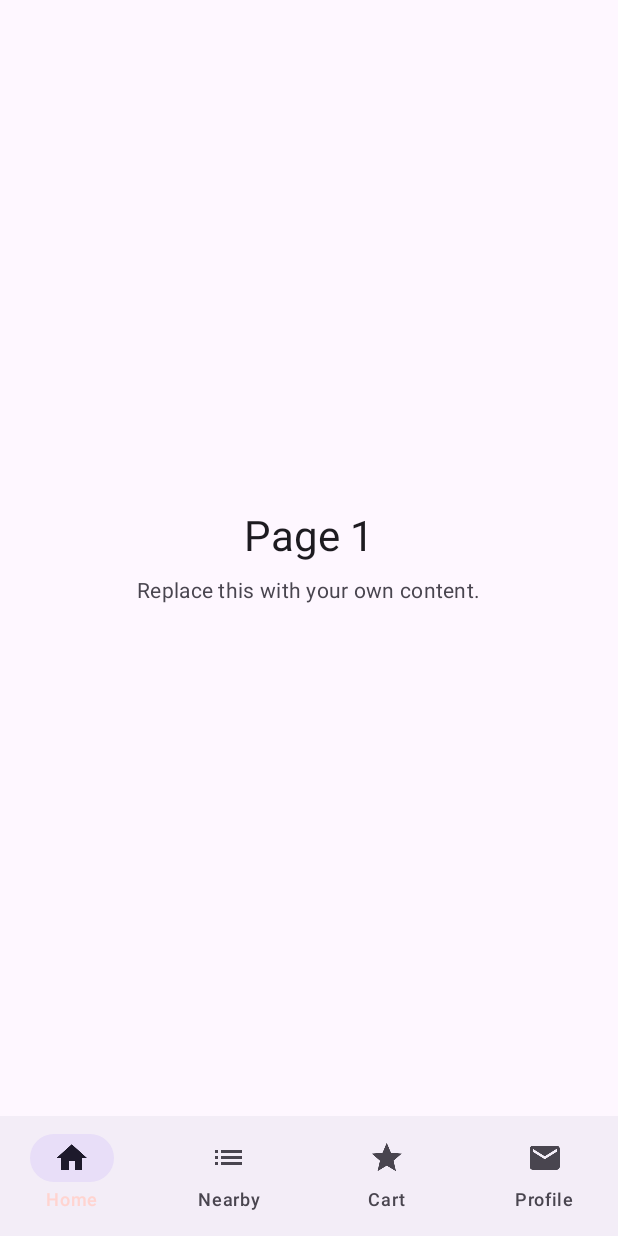
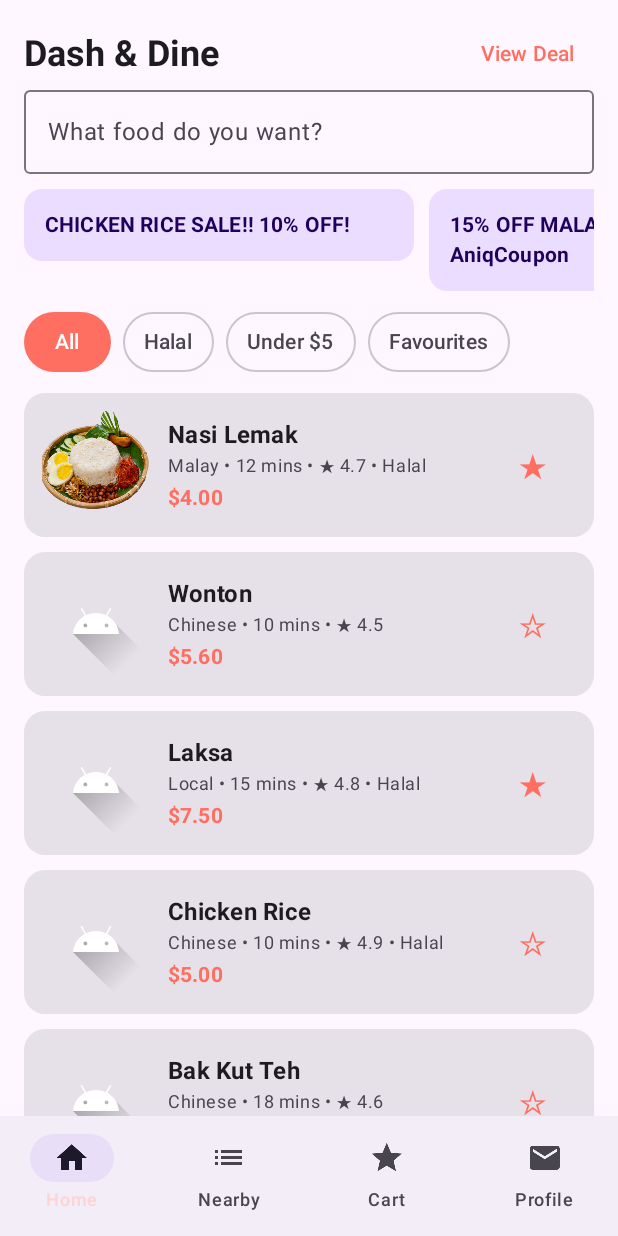
Before and after one commit to Christof-Leow/254683E-254718F_MobileGameProgA1, an Android app built with Jetpack Compose: the screen it shows after launch (MainActivity), after a tap on "Get Started", on a phone screen of 412 x 824 dp. Run offline under Robolectric (Android 15) with nearby library versions, the phone set to English and light mode, and no system bars.

Commit message:
home screen food detail and reusable food row, also images are broken

```diff
--- a/app/src/main/java/com/nyp/scaffoldingapp/MainActivity.kt
+++ b/app/src/main/java/com/nyp/scaffoldingapp/MainActivity.kt
@@ -11,6 +11,7 @@ import androidx.compose.runtime.*
 import androidx.compose.runtime.saveable.rememberSaveable
 import androidx.compose.ui.Modifier
 import androidx.compose.ui.res.painterResource
+import com.nyp.scaffoldingapp.data.*
 import com.nyp.scaffoldingapp.ui.pages.*
 import com.nyp.scaffoldingapp.ui.theme.ScaffoldingTheme
 import practice.wk03.MockScreen
@@ -58,6 +59,10 @@ fun AppScaffold(
     // rememberSaveable, not remember: the selected tab must survive a rotation.
     var selectedTab by rememberSaveable { mutableStateOf(Tab.HOME) }
 
+    // temporary state for home screen before adding viewmodel
+    var favouriteIds by remember { mutableStateOf(setOf(1, 3)) }
+    var appliedCoupon by rememberSaveable { mutableStateOf<String?>(null) }
+
     // back from other tabs returns to home and back from home exits
     BackHandler(enabled = selectedTab != Tab.HOME) {
         selectedTab = Tab.HOME
@@ -90,7 +95,18 @@ fun AppScaffold(
         // the navigation bar.
         Box(Modifier.padding(padding).fillMaxSize()) {
             when (selectedTab) {
-                Tab.HOME -> Page1()
+                Tab.HOME -> HomeScreen(
+                    foods = SampleData.foods,
+                    favouriteIds = favouriteIds,
+                    appliedCoupon = appliedCoupon,
+                    onToggleFavourite = { id ->
+                        favouriteIds = if (id in favouriteIds) favouriteIds - id else favouriteIds + id
+                    },
+                    onApplyCoupon = { code -> appliedCoupon = code },
+                    onAddToCart = { _, _ ->
+                        // cart screen links might go here idk
+                    }
+                )
                 Tab.NEARBY -> Page2()
                 Tab.CART -> Page3()
                 Tab.PROFILE -> MockScreen()
--- /dev/null
+++ b/app/src/main/java/com/nyp/scaffoldingapp/data/SampleModels.kt
@@ -0,0 +1,86 @@
+package com.nyp.scaffoldingapp.data
+
+import androidx.annotation.DrawableRes
+import com.nyp.scaffoldingapp.R
+
+// data class for one dish on the menu
+data class FoodItem(
+    val id: Int,
+    val name: String,
+    val category: String,
+    val price: Double,
+    val rating: Double,
+    val prepMins: Int,
+    val isHalal: Boolean,
+    val description: String,
+    @DrawableRes val imageRes: Int
+)
+
+// data class for one restaurant outlet
+data class Restaurant(
+    val id: Int,
+    val name: String,
+    val address: String,
+    val distanceKm: Double,
+    val hours: String,
+    val promoTag: String
+)
+
+// data class for one item inside the cart
+data class CartItem(
+    val food: FoodItem,
+    val quantity: Int
+)
+
+// enum for pickup or delivery choice
+enum class OrderMode(val label: String) {
+    DELIVERY("Delivery"),
+    PICKUP("Pickup")
+}
+
+// enum for live order tracking steps
+enum class OrderStatus(val label: String, val progress: Float) {
+    PLACED("Order Placed", 0.25f),
+    PREPARING("Preparing in Kitchen", 0.6f),
+    READY("Ready for Pickup or Delivery", 0.9f),
+    COMPLETED("Completed", 1.0f)
+}
+
+// data class for a placed order
+data class Order(
+    val id: Int,
+    val restaurantName: String,
+    val itemCount: Int,
+    val total: Double,
+    val status: OrderStatus
+)
+
+// data class for one faq row
+data class FaqItem(
+    val id: Int,
+    val question: String,
+    val answer: String
+)
+
+// temporary sample data until mockapi is hooked up
+object SampleData {
+    val foods = listOf(
+        // swap ic launcher foreground with your food drawables once added
+        FoodItem(1, "Nasi Lemak", "Malay", 4.00, 4.7, 12, true, "Coconut rice with crispy ikan bilis, egg, peanuts, and sambal chilli.", R.drawable.food_nasi_lemak),        FoodItem(2, "Wonton", "Chinese", 5.60, 4.5, 10, false, "Crispy fried dumplings served with sweet chilli dipping sauce.", R.drawable.ic_launcher_foreground),
+        FoodItem(3, "Laksa", "Local", 7.50, 4.8, 15, true, "Rich spicy coconut curry noodle soup topped with prawns and egg.", R.drawable.ic_launcher_foreground),
+        FoodItem(4, "Chicken Rice", "Chinese", 5.00, 4.9, 10, true, "Poached chicken over fragrant garlic ginger rice with chilli sauce.", R.drawable.ic_launcher_foreground),
+        FoodItem(5, "Bak Kut Teh", "Chinese", 6.20, 4.6, 18, false, "Traditional peppery herbal soup simmered until tender.", R.drawable.ic_launcher_foreground)
+    )
+
+    val restaurants = listOf(
+        Restaurant(1, "Dash & Dine @ AMK St 44", "2 Ang Mo Kio Dr, Singapore 567720", 0.4, "8am - 10pm", "LUNCH HOUR 30% OFF"),
+        Restaurant(2, "Malay Cuisine @ AMK Hub", "53 Ang Mo Kio Ave 3, Singapore 569933", 0.9, "9am - 10pm", "15% OFF AniqCoupon"),
+        Restaurant(3, "Central Expw Express Stall", "10 Ang Mo Kio St 65, Singapore 569059", 1.5, "7am - 9pm", "FREE PICKUP")
+    )
+
+    val faqs = listOf(
+        FaqItem(1, "How do I place an order?", "Pick an outlet in Nearby, add dishes from Home, and tap Proceed to Checkout in Cart."),
+        FaqItem(2, "Can I switch between Delivery and Pickup?", "Yes, toggle Delivery or Pickup at the top of the Nearby or Cart page."),
+        FaqItem(3, "How do I track my order?", "Check your active order progress bar inside the Profile tab after paying.")
+    )
+}
--- /dev/null
+++ b/app/src/main/java/com/nyp/scaffoldingapp/ui/components/FoodRow.kt
@@ -0,0 +1,107 @@
+package com.nyp.scaffoldingapp.ui.components
+
+import androidx.compose.foundation.Image
+import androidx.compose.foundation.clickable
+import androidx.compose.foundation.layout.Column
+import androidx.compose.foundation.layout.Row
+import androidx.compose.foundation.layout.Spacer
+import androidx.compose.foundation.layout.fillMaxWidth
+import androidx.compose.foundation.layout.padding
+import androidx.compose.foundation.layout.size
+import androidx.compose.foundation.layout.width
+import androidx.compose.foundation.shape.RoundedCornerShape
+import androidx.compose.material3.Card
+import androidx.compose.material3.MaterialTheme
+import androidx.compose.material3.Text
+import androidx.compose.material3.TextButton
+import androidx.compose.runtime.Composable
+import androidx.compose.ui.Alignment
+import androidx.compose.ui.Modifier
+import androidx.compose.ui.draw.clip
+import androidx.compose.ui.layout.ContentScale
+import androidx.compose.ui.res.painterResource
+import androidx.compose.ui.text.font.FontWeight
+import androidx.compose.ui.tooling.preview.Preview
+import androidx.compose.ui.unit.dp
+import com.nyp.scaffoldingapp.data.FoodItem
+import com.nyp.scaffoldingapp.data.SampleData
+import com.nyp.scaffoldingapp.ui.theme.ScaffoldingTheme
+
+// reusable row for each food item (lazy list)
+@Composable
+fun FoodRow(
+    food: FoodItem,
+    isFavourite: Boolean,
+    onSelect: () -> Unit,
+    onToggleFavourite: () -> Unit,
+    modifier: Modifier = Modifier
+) {
+    Card(
+        modifier = modifier
+            .fillMaxWidth()
+            .clickable(onClick = onSelect),
+        shape = RoundedCornerShape(14.dp)
+    ) {
+        Row(
+            modifier = Modifier.padding(12.dp),
+            verticalAlignment = Alignment.CenterVertically
+        ) {
+            // crops food image inside a rounded square
+            Image(
+                painter = painterResource(food.imageRes),
+                contentDescription = food.name,
+                contentScale = ContentScale.Crop,
+                modifier = Modifier
+                    .size(72.dp)
+                    .clip(RoundedCornerShape(10.dp))
+            )
+
+            Spacer(modifier = Modifier.width(12.dp))
+
+            Column(modifier = Modifier.weight(1f)) {
+                Text(
+                    text = food.name,
+                    style = MaterialTheme.typography.titleMedium,
+                    fontWeight = FontWeight.Bold
+                )
+                Text(
+                    text = "${food.category} • ${food.prepMins} mins • ★ ${food.rating}" +
+                            if (food.isHalal) " • Halal" else "",
+                    style = MaterialTheme.typography.bodySmall,
+                    color = MaterialTheme.colorScheme.onSurfaceVariant
+                )
+                Text(
+                    text = "$${String.format("%.2f", food.price)}",
+                    style = MaterialTheme.typography.titleSmall,
+                    color = MaterialTheme.colorScheme.primary,
+                    fontWeight = FontWeight.Bold,
+                    modifier = Modifier.padding(top = 4.dp)
+                )
+            }
+
+            // button to toggle favourite star
+            TextButton(onClick = onToggleFavourite) {
+                Text(
+                    text = if (isFavourite) "★" else "☆",
+                    style = MaterialTheme.typography.titleLarge,
+                    color = MaterialTheme.colorScheme.primary
+                )
+            }
+        }
+    }
+}
+
+// preview for one food row
+@Preview(showBackground = true)
+@Composable
+fun FoodRowPreview() {
+    ScaffoldingTheme {
+        FoodRow(
+            food = SampleData.foods.first(),
+            isFavourite = true,
+            onSelect = {},
+            onToggleFavourite = {},
+            modifier = Modifier.padding(16.dp)
+        )
+    }
+}
--- /dev/null
+++ b/app/src/main/java/com/nyp/scaffoldingapp/ui/pages/HomeScreen.kt
@@ -0,0 +1,375 @@
+package com.nyp.scaffoldingapp.ui.pages
+
+import androidx.activity.compose.BackHandler
+import androidx.compose.foundation.Image
+import androidx.compose.foundation.layout.Arrangement
+import androidx.compose.foundation.layout.Column
+import androidx.compose.foundation.layout.PaddingValues
+import androidx.compose.foundation.layout.Row
+import androidx.compose.foundation.layout.Spacer
+import androidx.compose.foundation.layout.fillMaxSize
+import androidx.compose.foundation.layout.fillMaxWidth
+import androidx.compose.foundation.layout.height
+import androidx.compose.foundation.layout.padding
+import androidx.compose.foundation.layout.width
+import androidx.compose.foundation.lazy.LazyColumn
+import androidx.compose.foundation.lazy.LazyRow
+import androidx.compose.foundation.lazy.items
+import androidx.compose.foundation.shape.RoundedCornerShape
+import androidx.compose.material3.AlertDialog
+import androidx.compose.material3.Button
+import androidx.compose.material3.Card
+import androidx.compose.material3.CardDefaults
+import androidx.compose.material3.MaterialTheme
+import androidx.compose.material3.OutlinedButton
+import androidx.compose.material3.OutlinedTextField
+import androidx.compose.material3.Text
+import androidx.compose.material3.TextButton
+import androidx.compose.runtime.Composable
+import androidx.compose.runtime.getValue
+import androidx.compose.runtime.mutableIntStateOf
+import androidx.compose.runtime.mutableStateOf
+import androidx.compose.runtime.saveable.rememberSaveable
+import androidx.compose.runtime.setValue
+import androidx.compose.ui.Alignment
+import androidx.compose.ui.Modifier
+import androidx.compose.ui.draw.clip
+import androidx.compose.ui.layout.ContentScale
+import androidx.compose.ui.res.painterResource
+import androidx.compose.ui.text.font.FontWeight
+import androidx.compose.ui.tooling.preview.Preview
+import androidx.compose.ui.unit.dp
+import com.nyp.scaffoldingapp.data.FoodItem
+import com.nyp.scaffoldingapp.data.SampleData
+import com.nyp.scaffoldingapp.ui.components.FoodRow
+import com.nyp.scaffoldingapp.ui.theme.ScaffoldingTheme
+
+// home screen with promos search filters menu list and food detail
+@Composable
+fun HomeScreen(
+    foods: List<FoodItem>,
+    favouriteIds: Set<Int>,
+    appliedCoupon: String?,
+    onToggleFavourite: (Int) -> Unit,
+    onApplyCoupon: (String) -> Unit,
+    onAddToCart: (FoodItem, Int) -> Unit,
+    modifier: Modifier = Modifier
+) {
+    var search by rememberSaveable { mutableStateOf("") }
+    var selectedFilter by rememberSaveable { mutableStateOf("All") }
+    var selectedFoodId by rememberSaveable { mutableStateOf<Int?>(null) }
+    var showPromoDialog by rememberSaveable { mutableStateOf(false) }
+
+    val selectedFood = foods.find { it.id == selectedFoodId }
+
+    // back from food detail goes back to menu list
+    BackHandler(enabled = selectedFood != null) {
+        selectedFoodId = null
+    }
+
+    if (selectedFood != null) {
+        FoodDetailView(
+            food = selectedFood,
+            isFavourite = selectedFood.id in favouriteIds,
+            onBack = { selectedFoodId = null },
+            onToggleFavourite = { onToggleFavourite(selectedFood.id) },
+            onAddToCart = { qty ->
+                onAddToCart(selectedFood, qty)
+                selectedFoodId = null
+            },
+            modifier = modifier
+        )
+    } else {
+        val filters = listOf("All", "Halal", "Under $5", "Favourites")
+        val filtered = foods.filter { item ->
+            val matchesSearch = item.name.contains(search, ignoreCase = true)
+            val matchesFilter = when (selectedFilter) {
+                "Halal" -> item.isHalal
+                "Under $5" -> item.price < 5.0
+                "Favourites" -> item.id in favouriteIds
+                else -> true
+            }
+            matchesSearch && matchesFilter
+        }
+
+        Column(
+            modifier = modifier
+                .fillMaxSize()
+                .padding(horizontal = 16.dp)
+        ) {
+            Spacer(modifier = Modifier.height(12.dp))
+
+            Row(
+                modifier = Modifier.fillMaxWidth(),
+                horizontalArrangement = Arrangement.SpaceBetween,
+                verticalAlignment = Alignment.CenterVertically
+            ) {
+                Text(
+                    text = "Dash & Dine",
+                    style = MaterialTheme.typography.headlineSmall,
+                    fontWeight = FontWeight.Bold
+                )
+                // opens promo coupon popup
+                TextButton(onClick = { showPromoDialog = true }) {
+                    Text(if (appliedCoupon == null) "View Deal" else "15% Applied")
+                }
+            }
+
+            OutlinedTextField(
+                value = search,
+                onValueChange = { search = it },
+                placeholder = { Text("What food do you want?") },
+                singleLine = true,
+                modifier = Modifier.fillMaxWidth()
+            )
+
+            Spacer(modifier = Modifier.height(10.dp))
+
+            // horizontal row for sale promo banners (just placehodler for now)
+            val promos = listOf(
+                "CHICKEN RICE SALE!! 10% OFF!",
+                "15% OFF MALAY CUISINE - AniqCoupon"
+            )
+            LazyRow(horizontalArrangement = Arrangement.spacedBy(10.dp)) {
+                items(promos) { promo ->
+                    Card(
+                        onClick = { showPromoDialog = true },
+                        colors = CardDefaults.cardColors(
+                            containerColor = MaterialTheme.colorScheme.primaryContainer
+                        ),
+                        modifier = Modifier.width(260.dp)
+                    ) {
+                        Text(
+                            text = promo,
+                            style = MaterialTheme.typography.labelLarge,
+                            fontWeight = FontWeight.Bold,
+                            modifier = Modifier.padding(14.dp)
+                        )
+                    }
+                }
+            }
+
+            Spacer(modifier = Modifier.height(10.dp))
+
+            // horizontal filter buttons
+            LazyRow(horizontalArrangement = Arrangement.spacedBy(8.dp)) {
+                items(filters) { filter ->
+                    if (selectedFilter == filter) {
+                        Button(
+                            onClick = { selectedFilter = filter },
+                            contentPadding = PaddingValues(horizontal = 14.dp, vertical = 6.dp)
+                        ) { Text(filter) }
+                    } else {
+                        OutlinedButton(
+                            onClick = { selectedFilter = filter },
+                            contentPadding = PaddingValues(horizontal = 14.dp, vertical = 6.dp)
+                        ) { Text(filter) }
+                    }
+                }
+            }
+
+            Spacer(modifier = Modifier.height(10.dp))
+
+            if (filtered.isEmpty()) {
+                Column(
+                    modifier = Modifier.fillMaxSize(),
+                    verticalArrangement = Arrangement.Center,
+                    horizontalAlignment = Alignment.CenterHorizontally
+                ) {
+                    Text("no dishes match ur filter.", style = MaterialTheme.typography.bodyLarge)
+                    TextButton(onClick = {
+                        search = ""
+                        selectedFilter = "All"
+                    }) {
+                        Text("Reset Filters")
+                    }
+                }
+            } else {
+                LazyColumn(
+                    verticalArrangement = Arrangement.spacedBy(10.dp),
+                    contentPadding = PaddingValues(bottom = 16.dp)
+                ) {
+                    items(filtered, key = { it.id }) { food ->
+                        FoodRow(
+                            food = food,
+                            isFavourite = food.id in favouriteIds,
+                            onSelect = { selectedFoodId = food.id },
+                            onToggleFavourite = { onToggleFavourite(food.id) },
+                            modifier = Modifier.animateItem()
+                        )
+                    }
+                }
+            }
+        }
+    }
+
+    // popup dialog for promo coupon
+    if (showPromoDialog) {
+        AlertDialog( // alert dialogue draw the popup
+            onDismissRequest = { showPromoDialog = false },
+            title = { Text("15% OFF Deal") },
+            text = { Text("Use coupon AniqCoupon for 15% off Malay Cuisines and local favourites.") },
+            confirmButton = {
+                Button(onClick = {
+                    onApplyCoupon("AniqCoupon")
+                    showPromoDialog = false
+                }) {
+                    Text("Apply Coupon")
+                }
+            },
+            dismissButton = {
+                TextButton(onClick = { showPromoDialog = false }) {
+                    Text("Close")
+                }
+            }
+        )
+    }
+}
+
+// detail view when user taps a dish
+@Composable
+fun FoodDetailView(
+    food: FoodItem,
+    isFavourite: Boolean,
+    onBack: () -> Unit,
+    onToggleFavourite: () -> Unit,
+    onAddToCart: (Int) -> Unit,
+    modifier: Modifier = Modifier
+) {
+    var quantity by rememberSaveable { mutableIntStateOf(1) }
+    var showAddedDialog by rememberSaveable { mutableStateOf(false) }
+
+    Column(
+        modifier = modifier
+            .fillMaxSize()
+            .padding(16.dp)
+    ) {
+        Row(
+            modifier = Modifier.fillMaxWidth(),
+            horizontalArrangement = Arrangement.SpaceBetween
+        ) {
+            OutlinedButton(onClick = onBack) { Text("Back") }
+            TextButton(onClick = onToggleFavourite) {
+                Text(if (isFavourite) "★ Saved" else "☆ Save")
+            }
+        }
+
+        Spacer(modifier = Modifier.height(12.dp))
+
+        Image(
+            painter = painterResource(food.imageRes),
+            contentDescription = food.name,
+            contentScale = ContentScale.Crop,
+            modifier = Modifier
+                .fillMaxWidth()
+                .height(210.dp)
+                .clip(RoundedCornerShape(16.dp))
+        )
+
+        Spacer(modifier = Modifier.height(16.dp))
+
+        Row(
+            modifier = Modifier.fillMaxWidth(),
+            horizontalArrangement = Arrangement.SpaceBetween,
+            verticalAlignment = Alignment.CenterVertically
+        ) {
+            Text(
+                text = food.name,
+                style = MaterialTheme.typography.headlineSmall,
+                fontWeight = FontWeight.Bold
+            )
+            // quantity stepper buttons
+            Row(verticalAlignment = Alignment.CenterVertically) {
+                OutlinedButton(onClick = { if (quantity > 1) quantity-- }) { Text("-") }
+                Text(
+                    text = "$quantity",
+                    style = MaterialTheme.typography.titleMedium,
+                    modifier = Modifier.padding(horizontal = 12.dp)
+                )
+                OutlinedButton(onClick = { quantity++ }) { Text("+") }
+            }
+        }
+
+        Text(
+            text = "★ ${food.rating} • ${food.prepMins} mins prep",
+            style = MaterialTheme.typography.bodyMedium,
+            color = MaterialTheme.colorScheme.onSurfaceVariant,
+            modifier = Modifier.padding(vertical = 6.dp)
+        )
+
+        Text(
+            text = food.description,
+            style = MaterialTheme.typography.bodyLarge,
+            modifier = Modifier.padding(top = 6.dp)
+        )
+
+        Spacer(modifier = Modifier.weight(1f))
+
+        Row(
+            modifier = Modifier.fillMaxWidth(),
+            verticalAlignment = Alignment.CenterVertically,
+            horizontalArrangement = Arrangement.SpaceBetween
+        ) {
+            Text(
+                text = "$${String.format("%.2f", food.price * quantity)}",
+                style = MaterialTheme.typography.headlineSmall,
+                fontWeight = FontWeight.Bold
+            )
+            Button(
+                onClick = { showAddedDialog = true },
+                shape = RoundedCornerShape(12.dp),
+                modifier = Modifier.height(50.dp)
+            ) {
+                Text("Add To Cart", fontWeight = FontWeight.Bold)
+            }
+        }
+    }
+
+    // popup confirming item was added to cart
+    if (showAddedDialog) {
+        AlertDialog( // ALERT! (so got popup)
+            onDismissRequest = { showAddedDialog = false },
+            title = { Text("Order added to Cart") },
+            text = { Text("${quantity}x ${food.name} added to your cart.") },
+            confirmButton = {
+                Button(onClick = {
+                    showAddedDialog = false
+                    onAddToCart(quantity)
+                }) {
+                    Text("Proceed")
+                }
+            }
+        )
+    }
+}
+
+// preview for home screen
+@Preview(showBackground = true)
+@Composable
+fun HomeScreenPreview() {
+    ScaffoldingTheme {
+        HomeScreen(
+            foods = SampleData.foods,
+            favouriteIds = setOf(1, 3),
+            appliedCoupon = null,
+            onToggleFavourite = {},
+            onApplyCoupon = {},
+            onAddToCart = { _, _ -> }
+        )
+    }
+}
+
+// preview for food detail screen
+@Preview(showBackground = true)
+@Composable
+fun FoodDetailPreview() {
+    ScaffoldingTheme {
+        FoodDetailView(
+            food = SampleData.foods.first(),
+            isFavourite = true,
+            onBack = {},
+            onToggleFavourite = {},
+            onAddToCart = {}
+        )
+    }
+}
--- a/app/src/main/java/com/nyp/scaffoldingapp/ui/pages/StartScreen.kt
+++ b/app/src/main/java/com/nyp/scaffoldingapp/ui/pages/StartScreen.kt
@@ -46,7 +46,7 @@ fun StartScreenContent(
         ) {
             // swap ic launcher foreground with banner food when image is added
             Image(
-                painter = painterResource(R.drawable.ic_launcher_foreground),
+                painter = painterResource(R.drawable.banner_food),
                 contentDescription = "Food banner",
                 contentScale = ContentScale.Crop,
                 modifier = Modifier.fillMaxSize()
```
Also changed, not shown: app/src/main/res/drawable/banner_food.png (added), app/src/main/res/drawable/food_nasi_lemak.png (added).
